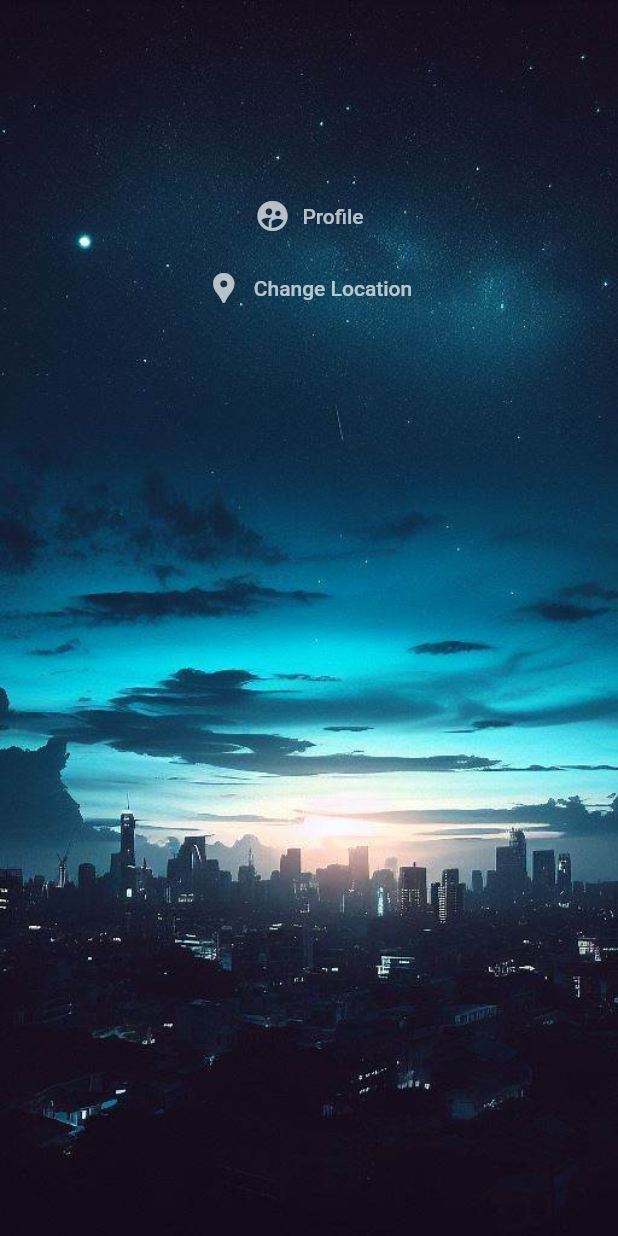
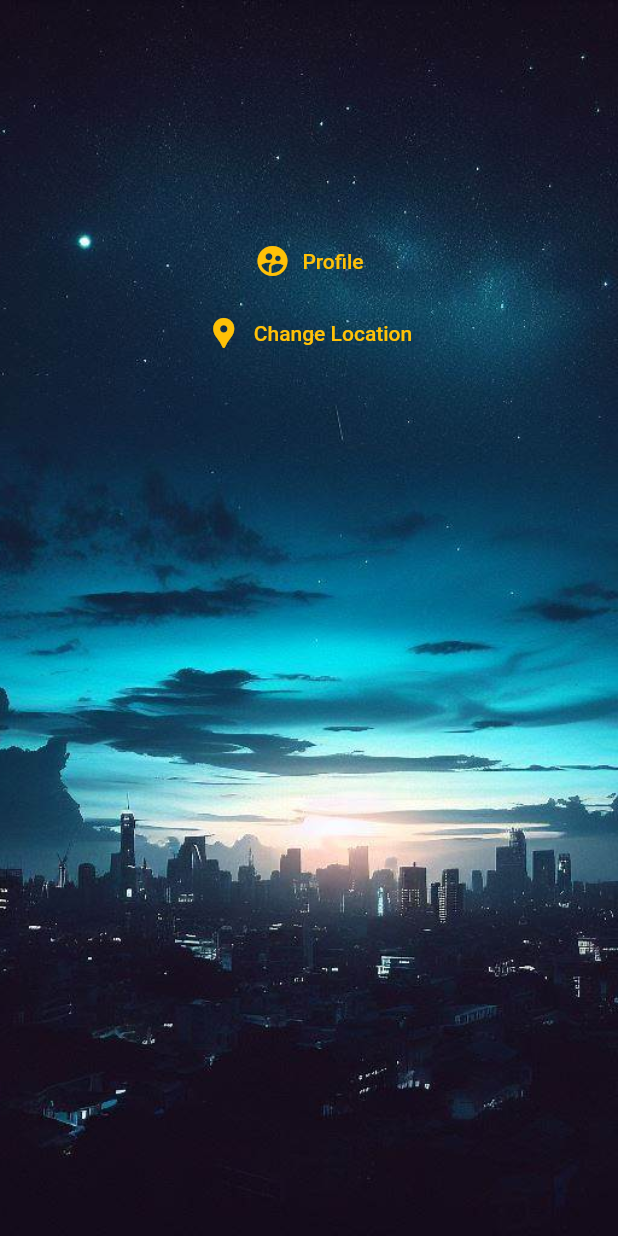
Before and after one commit to Vustron/Flutter-World-Time, a Flutter app: the WorldTime screen opened directly, on a phone screen of 412 x 824 dp. Run offline on Flutter 3.47's test engine with Material 2 defaults, Android fonts, the light colour scheme and no system bars; our stand-ins replace cloud_firestore, firebase_auth, firebase_core, flutter_easyloading, flutter_spinkit, google_fonts and 1 more; missing offline and left inert: firebase_ui_auth, social_auth_buttons; accounts and stored records are empty.

Commit message:
Fixing ui

```diff
--- a/lib/components/worldtimeContent.dart
+++ b/lib/components/worldtimeContent.dart
@@ -33,7 +33,7 @@ class _WorldTimeContentState extends State<WorldTimeContent> {
             ),
           ),
           child: Padding(
-            padding: EdgeInsets.fromLTRB(0, 120.0, 0, 0),
+            padding: EdgeInsets.fromLTRB(0, 150.0, 0, 0),
             child: Column(
               children: <Widget>[
                 TextButton.icon(
--- a/lib/views/worldtimeView.dart
+++ b/lib/views/worldtimeView.dart
@@ -22,7 +22,7 @@ class _WorldTimeState extends State<WorldTime> {
 
     String bgImage = (data['isDayTime'] ?? false) ? 'day.jpg' : 'night.jpg';
     Color textColor =
-        (data['isDayTime'] ?? false) ? Colors.white : Colors.white70;
+        (data['isDayTime'] ?? false) ? Colors.amber : Colors.amber;
 
     return Scaffold(
       body: Column(
```
